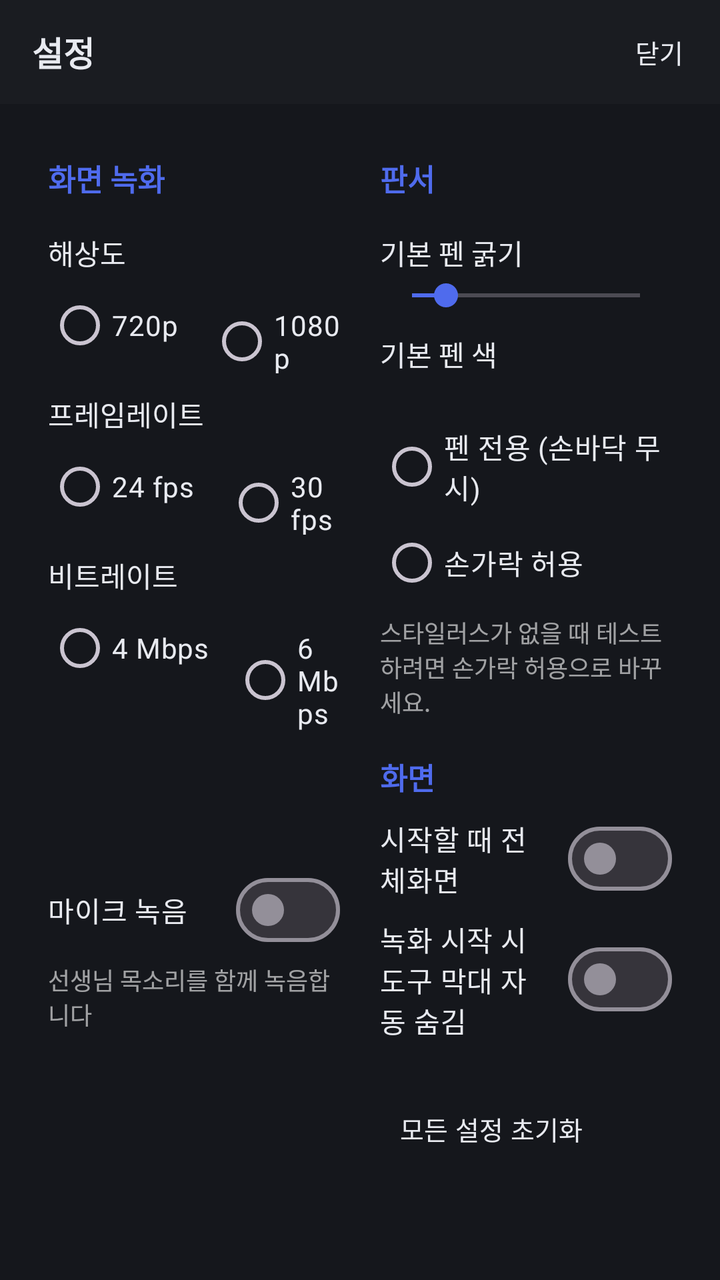
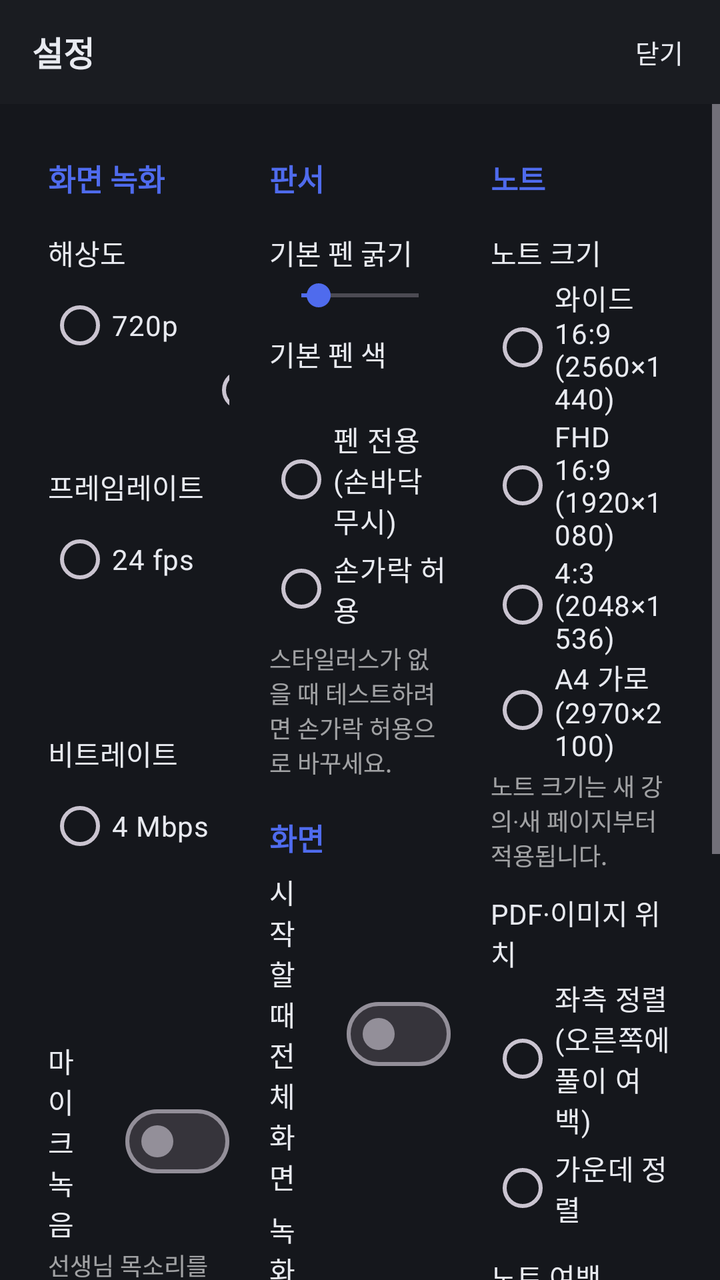

The first picture is an Android layout as it rendered before a commit; the second is the same layout after the commit. The layout source and the unified diff follow.
<!-- AndroidManifest.xml: application theme Theme.HunsuNote -->
<!-- res/layout/activity_settings.xml -->
<?xml version="1.0" encoding="utf-8"?>
<LinearLayout xmlns:android="http://schemas.android.com/apk/res/android"
    android:layout_width="match_parent"
    android:layout_height="match_parent"
    android:background="@color/toolbar_row_bg"
    android:orientation="vertical">

    <LinearLayout
        android:layout_width="match_parent"
        android:layout_height="wrap_content"
        android:background="@drawable/bg_toolbar"
        android:gravity="center_vertical"
        android:orientation="horizontal"
        android:paddingStart="16dp"
        android:paddingTop="6dp"
        android:paddingEnd="8dp"
        android:paddingBottom="6dp">

        <TextView
            android:layout_width="0dp"
            android:layout_height="wrap_content"
            android:layout_weight="1"
            android:text="@string/settings_title"
            android:textColor="@color/tool_text"
            android:textSize="17sp"
            android:textStyle="bold" />

        <com.google.android.material.button.MaterialButton
            android:id="@+id/btnClose"
            style="@style/Widget.HunsuNote.Button.Tool"
            android:layout_width="wrap_content"
            android:layout_height="wrap_content"
            android:text="@string/close" />
    </LinearLayout>

    <ScrollView
        android:layout_width="match_parent"
        android:layout_height="0dp"
        android:layout_weight="1"
        android:fillViewport="true">

        <LinearLayout
            android:layout_width="match_parent"
            android:layout_height="wrap_content"
            android:baselineAligned="false"
            android:orientation="horizontal"
            android:paddingStart="24dp"
            android:paddingTop="8dp"
            android:paddingEnd="24dp"
            android:paddingBottom="32dp">

            
            <LinearLayout
                android:layout_width="0dp"
                android:layout_height="wrap_content"
                android:layout_marginEnd="20dp"
                android:layout_weight="1"
                android:orientation="vertical">

                <TextView
                    style="@style/Widget.HunsuNote.SectionLabel"
                    android:layout_width="wrap_content"
                    android:layout_height="wrap_content"
                    android:text="@string/section_record" />

                <TextView
                    style="@style/Widget.HunsuNote.Label"
                    android:layout_width="wrap_content"
                    android:layout_height="wrap_content"
                    android:text="@string/record_resolution" />

                <RadioGroup
                    android:id="@+id/rgResolution"
                    android:layout_width="match_parent"
                    android:layout_height="wrap_content"
                    android:orientation="horizontal">

                    <RadioButton
                        android:id="@+id/rb720"
                        android:layout_width="wrap_content"
                        android:layout_height="wrap_content"
                        android:text="@string/record_resolution_720"
                        android:textColor="@color/tool_text" />

                    <RadioButton
                        android:id="@+id/rb1080"
                        android:layout_width="wrap_content"
                        android:layout_height="wrap_content"
                        android:layout_marginStart="16dp"
                        android:text="@string/record_resolution_1080"
                        android:textColor="@color/tool_text" />
                </RadioGroup>

                <TextView
                    style="@style/Widget.HunsuNote.Label"
                    android:layout_width="wrap_content"
                    android:layout_height="wrap_content"
                    android:text="@string/record_fps" />

                <RadioGroup
                    android:id="@+id/rgFps"
                    android:layout_width="match_parent"
                    android:layout_height="wrap_content"
                    android:orientation="horizontal">

                    <RadioButton
                        android:id="@+id/rbFps24"
                        android:layout_width="wrap_content"
                        android:layout_height="wrap_content"
                        android:text="@string/record_fps_24"
                        android:textColor="@color/tool_text" />

                    <RadioButton
                        android:id="@+id/rbFps30"
                        android:layout_width="wrap_content"
                        android:layout_height="wrap_content"
                        android:layout_marginStart="16dp"
                        android:text="@string/record_fps_30"
                        android:textColor="@color/tool_text" />
                </RadioGroup>

                <TextView
                    style="@style/Widget.HunsuNote.Label"
                    android:layout_width="wrap_content"
                    android:layout_height="wrap_content"
                    android:text="@string/record_bitrate" />

                <RadioGroup
                    android:id="@+id/rgBitrate"
                    android:layout_width="match_parent"
                    android:layout_height="wrap_content"
                    android:orientation="horizontal">

                    <RadioButton
                        android:id="@+id/rb4"
                        android:layout_width="wrap_content"
                        android:layout_height="wrap_content"
                        android:text="4 Mbps"
                        android:textColor="@color/tool_text" />

                    <RadioButton
                        android:id="@+id/rb6"
                        android:layout_width="wrap_content"
                        android:layout_height="wrap_content"
                        android:layout_marginStart="12dp"
                        android:text="6 Mbps"
                        android:textColor="@color/tool_text" />

                    <RadioButton
                        android:id="@+id/rb8"
                        android:layout_width="wrap_content"
                        android:layout_height="wrap_content"
                        android:layout_marginStart="12dp"
                        android:text="8 Mbps"
                        android:textColor="@color/tool_text" />

                    <RadioButton
                        android:id="@+id/rb12"
                        android:layout_width="wrap_content"
                        android:layout_height="wrap_content"
                        android:layout_marginStart="12dp"
                        android:text="12 Mbps"
                        android:textColor="@color/tool_text" />
                </RadioGroup>

                <com.google.android.material.materialswitch.MaterialSwitch
                    android:id="@+id/swMic"
                    android:layout_width="match_parent"
                    android:layout_height="wrap_content"
                    android:layout_marginTop="14dp"
                    android:text="@string/record_mic"
                    android:textColor="@color/tool_text"
                    android:textSize="14sp" />

                <TextView
                    android:layout_width="match_parent"
                    android:layout_height="wrap_content"
                    android:paddingTop="2dp"
                    android:text="@string/record_mic_desc"
                    android:textColor="#99FFFFFF"
                    android:textSize="12sp" />
            </LinearLayout>

            
            <LinearLayout
                android:layout_width="0dp"
                android:layout_height="wrap_content"
                android:layout_weight="1"
                android:orientation="vertical">

                <TextView
                    style="@style/Widget.HunsuNote.SectionLabel"
                    android:layout_width="wrap_content"
                    android:layout_height="wrap_content"
                    android:text="@string/section_pen" />

                <TextView
                    android:id="@+id/tvPenWidthValue"
                    style="@style/Widget.HunsuNote.Label"
                    android:layout_width="wrap_content"
                    android:layout_height="wrap_content"
                    android:text="@string/pen_default_width" />

                <SeekBar
                    android:id="@+id/seekPenWidth"
                    android:layout_width="match_parent"
                    android:layout_height="wrap_content"
                    android:max="40"
                    android:progress="6" />

                <TextView
                    style="@style/Widget.HunsuNote.Label"
                    android:layout_width="wrap_content"
                    android:layout_height="wrap_content"
                    android:text="@string/pen_default_color" />

                <LinearLayout
                    android:id="@+id/colorRow"
                    android:layout_width="wrap_content"
                    android:layout_height="wrap_content"
                    android:gravity="center_vertical"
                    android:orientation="horizontal"
                    android:paddingTop="4dp" />

                <RadioGroup
                    android:id="@+id/rgPalm"
                    android:layout_width="match_parent"
                    android:layout_height="wrap_content"
                    android:layout_marginTop="16dp">

                    <RadioButton
                        android:id="@+id/rbPenOnly"
                        android:layout_width="wrap_content"
                        android:layout_height="wrap_content"
                        android:text="@string/palm_pen_only"
                        android:textColor="@color/tool_text" />

                    <RadioButton
                        android:id="@+id/rbFinger"
                        android:layout_width="wrap_content"
                        android:layout_height="wrap_content"
                        android:text="@string/palm_finger"
                        android:textColor="@color/tool_text" />
                </RadioGroup>

                <TextView
                    android:layout_width="match_parent"
                    android:layout_height="wrap_content"
                    android:paddingTop="2dp"
                    android:text="@string/palm_rejection_desc"
                    android:textColor="#99FFFFFF"
                    android:textSize="12sp" />

                <TextView
                    style="@style/Widget.HunsuNote.SectionLabel"
                    android:layout_width="wrap_content"
                    android:layout_height="wrap_content"
                    android:text="@string/section_display" />

                <com.google.android.material.materialswitch.MaterialSwitch
                    android:id="@+id/swStartFullscreen"
                    android:layout_width="match_parent"
                    android:layout_height="wrap_content"
                    android:text="@string/start_fullscreen"
                    android:textColor="@color/tool_text"
                    android:textSize="14sp" />

                <com.google.android.material.materialswitch.MaterialSwitch
                    android:id="@+id/swAutoHideToolbar"
                    android:layout_width="match_parent"
                    android:layout_height="wrap_content"
                    android:layout_marginTop="6dp"
                    android:text="@string/auto_hide_toolbar"
                    android:textColor="@color/tool_text"
                    android:textSize="14sp" />

                <com.google.android.material.button.MaterialButton
                    android:id="@+id/btnReset"
                    style="@style/Widget.HunsuNote.Button.Tool"
                    android:layout_width="wrap_content"
                    android:layout_height="wrap_content"
                    android:layout_marginTop="24dp"
                    android:text="@string/reset_all" />
            </LinearLayout>
        </LinearLayout>
    </ScrollView>
</LinearLayout>
<!-- resources referenced by this layout -->
<resources>
  <color name="tool_text">#FFE8EAF0</color>
  <color name="toolbar_row_bg">#FF15171C</color>
  <!-- drawable bg_toolbar (drawable) -->
  <?xml version="1.0" encoding="utf-8"?>
  <shape xmlns:android="http://schemas.android.com/apk/res/android"
      android:shape="rectangle">
      <solid android:color="@color/toolbar_bg" />
      <corners android:radius="0dp" />
  </shape>
  <string name="auto_hide_toolbar">녹화 시작 시 도구 막대 자동 숨김</string>
  <string name="close">닫기</string>
  <string name="palm_finger">손가락 허용</string>
  <string name="palm_pen_only">펜 전용 (손바닥 무시)</string>
  <string name="palm_rejection_desc">스타일러스가 없을 때 테스트하려면 손가락 허용으로 바꾸세요.</string>
  <string name="pen_default_color">기본 펜 색</string>
  <string name="pen_default_width">기본 펜 굵기</string>
  <string name="record_bitrate">비트레이트</string>
  <string name="record_fps">프레임레이트</string>
  <string name="record_fps_24">24 fps</string>
  <string name="record_fps_30">30 fps</string>
  <string name="record_mic">마이크 녹음</string>
  <string name="record_mic_desc">선생님 목소리를 함께 녹음합니다</string>
  <string name="record_resolution">해상도</string>
  <string name="record_resolution_1080">1080p</string>
  <string name="record_resolution_720">720p</string>
  <string name="reset_all">모든 설정 초기화</string>
  <string name="section_display">화면</string>
  <string name="section_pen">판서</string>
  <string name="section_record">화면 녹화</string>
  <string name="settings_title">설정</string>
  <string name="start_fullscreen">시작할 때 전체화면</string>
  <style name="Widget.HunsuNote.Button.Tool" parent="Widget.HunsuNote.Button">
          <item name="android:textSize">13sp</item>
          <item name="android:minHeight">40dp</item>
      </style>
  <style name="Widget.HunsuNote.Label" parent="Widget.AppCompat.TextView">
          <item name="android:textSize">14sp</item>
          <item name="android:textColor">@color/tool_text</item>
          <item name="android:paddingTop">10dp</item>
          <item name="android:paddingBottom">2dp</item>
      </style>
  <style name="Widget.HunsuNote.SectionLabel" parent="Widget.AppCompat.TextView">
          <item name="android:textSize">15sp</item>
          <item name="android:textStyle">bold</item>
          <item name="android:textColor">@color/brand</item>
          <item name="android:paddingTop">18dp</item>
          <item name="android:paddingBottom">6dp</item>
      </style>
  <color name="toolbar_bg">#F21B1D22</color>
  <color name="brand">#FF4F6BED</color>
  <color name="white">#FFFFFFFF</color>
  <color name="black">#FF000000</color>
  <!-- unchanged entries left out for length: 2 -->
</resources>

<!-- the commit's change to res/layout/activity_settings.xml (unified diff, before → after) -->
@@ -282,6 +282,113 @@
                     android:layout_marginTop="24dp"
                     android:text="@string/reset_all" />
             </LinearLayout>
+
+            
+            <LinearLayout
+                android:layout_width="0dp"
+                android:layout_height="wrap_content"
+                android:layout_marginStart="20dp"
+                android:layout_weight="1"
+                android:orientation="vertical">
+
+                <TextView
+                    style="@style/Widget.HunsuNote.SectionLabel"
+                    android:layout_width="wrap_content"
+                    android:layout_height="wrap_content"
+                    android:text="@string/section_note" />
+
+                <TextView
+                    style="@style/Widget.HunsuNote.Label"
+                    android:layout_width="wrap_content"
+                    android:layout_height="wrap_content"
+                    android:text="@string/note_size" />
+
+                <RadioGroup
+                    android:id="@+id/rgNoteSize"
+                    android:layout_width="match_parent"
+                    android:layout_height="wrap_content">
+
+                    <RadioButton
+                        android:id="@+id/rbNoteWide"
+                        android:layout_width="wrap_content"
+                        android:layout_height="wrap_content"
+                        android:text="@string/note_size_wide"
+                        android:textColor="@color/tool_text" />
+
+                    <RadioButton
+                        android:id="@+id/rbNoteFhd"
+                        android:layout_width="wrap_content"
+                        android:layout_height="wrap_content"
+                        android:text="@string/note_size_fhd"
+                        android:textColor="@color/tool_text" />
+
+                    <RadioButton
+                        android:id="@+id/rbNote43"
+                        android:layout_width="wrap_content"
+                        android:layout_height="wrap_content"
+                        android:text="@string/note_size_43"
+                        android:textColor="@color/tool_text" />
+
+                    <RadioButton
+                        android:id="@+id/rbNoteA4"
+                        android:layout_width="wrap_content"
+                        android:layout_height="wrap_content"
+                        android:text="@string/note_size_a4"
+                        android:textColor="@color/tool_text" />
+                </RadioGroup>
+
+                <TextView
+                    style="@style/Widget.HunsuNote.Desc"
+                    android:layout_width="match_parent"
+                    android:layout_height="wrap_content"
+                    android:text="@string/note_size_desc" />
+
+                <TextView
+                    style="@style/Widget.HunsuNote.Label"
+                    android:layout_width="wrap_content"
+                    android:layout_height="wrap_content"
+                    android:text="@string/note_align" />
+
+                <RadioGroup
+                    android:id="@+id/rgNoteAlign"
+                    android:layout_width="match_parent"
+                    android:layout_height="wrap_content">
+
+                    <RadioButton
+                        android:id="@+id/rbAlignLeft"
+                        android:layout_width="wrap_content"
+                        android:layout_height="wrap_content"
+                        android:text="@string/note_align_left"
+                        android:textColor="@color/tool_text" />
+
+                    <RadioButton
+                        android:id="@+id/rbAlignCenter"
+                        android:layout_width="wrap_content"
+                        android:layout_height="wrap_content"
+                        android:text="@string/note_align_center"
+                        android:textColor="@color/tool_text" />
+                </RadioGroup>
+
+                <TextView
+                    android:id="@+id/tvNoteMargin"
+                    style="@style/Widget.HunsuNote.Label"
+                    android:layout_width="wrap_content"
+                    android:layout_height="wrap_content"
+                    android:text="@string/note_margin" />
+
+                <SeekBar
+                    android:id="@+id/seekNoteMargin"
+                    android:layout_width="match_parent"
+                    android:layout_height="wrap_content"
+                    android:max="12"
+                    android:progress="2" />
+
+                <TextView
+                    style="@style/Widget.HunsuNote.Desc"
+                    android:layout_width="match_parent"
+                    android:layout_height="wrap_content"
+                    android:text="@string/note_margin_desc" />
+            </LinearLayout>
         </LinearLayout>
     </ScrollView>
 </LinearLayout>
<!-- resource entries referenced after the edit -->
@@ -11,6 +11,17 @@
   </shape>
   <string name="auto_hide_toolbar">녹화 시작 시 도구 막대 자동 숨김</string>
   <string name="close">닫기</string>
+  <string name="note_align">PDF·이미지 위치</string>
+  <string name="note_align_center">가운데 정렬</string>
+  <string name="note_align_left">좌측 정렬 (오른쪽에 풀이 여백)</string>
+  <string name="note_margin">노트 여백</string>
+  <string name="note_margin_desc">PDF가 노트 높이의 96%를 차지하도록 여백 2%가 기본값입니다.</string>
+  <string name="note_size">노트 크기</string>
+  <string name="note_size_43">4:3 (2048×1536)</string>
+  <string name="note_size_a4">A4 가로 (2970×2100)</string>
+  <string name="note_size_desc">노트 크기는 새 강의·새 페이지부터 적용됩니다.</string>
+  <string name="note_size_fhd">FHD 16:9 (1920×1080)</string>
+  <string name="note_size_wide">와이드 16:9 (2560×1440)</string>
   <string name="palm_finger">손가락 허용</string>
   <string name="palm_pen_only">펜 전용 (손바닥 무시)</string>
   <string name="palm_rejection_desc">스타일러스가 없을 때 테스트하려면 손가락 허용으로 바꾸세요.</string>
@@ -27,6 +38,7 @@
   <string name="record_resolution_720">720p</string>
   <string name="reset_all">모든 설정 초기화</string>
   <string name="section_display">화면</string>
+  <string name="section_note">노트</string>
   <string name="section_pen">판서</string>
   <string name="section_record">화면 녹화</string>
   <string name="settings_title">설정</string>
@@ -34,6 +46,11 @@
   <style name="Widget.HunsuNote.Button.Tool" parent="Widget.HunsuNote.Button">
           <item name="android:textSize">13sp</item>
           <item name="android:minHeight">40dp</item>
+      </style>
+  <style name="Widget.HunsuNote.Desc" parent="Widget.AppCompat.TextView">
+          <item name="android:textSize">12sp</item>
+          <item name="android:textColor">#99FFFFFF</item>
+          <item name="android:paddingTop">2dp</item>
       </style>
   <style name="Widget.HunsuNote.Label" parent="Widget.AppCompat.TextView">
           <item name="android:textSize">14sp</item>
